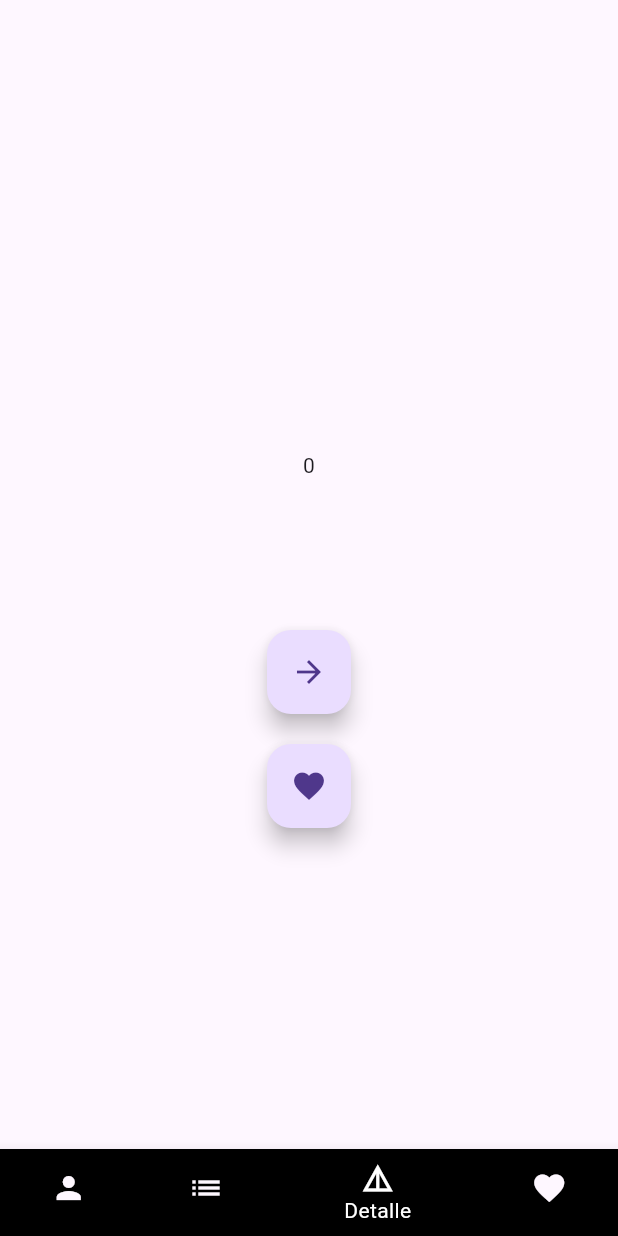
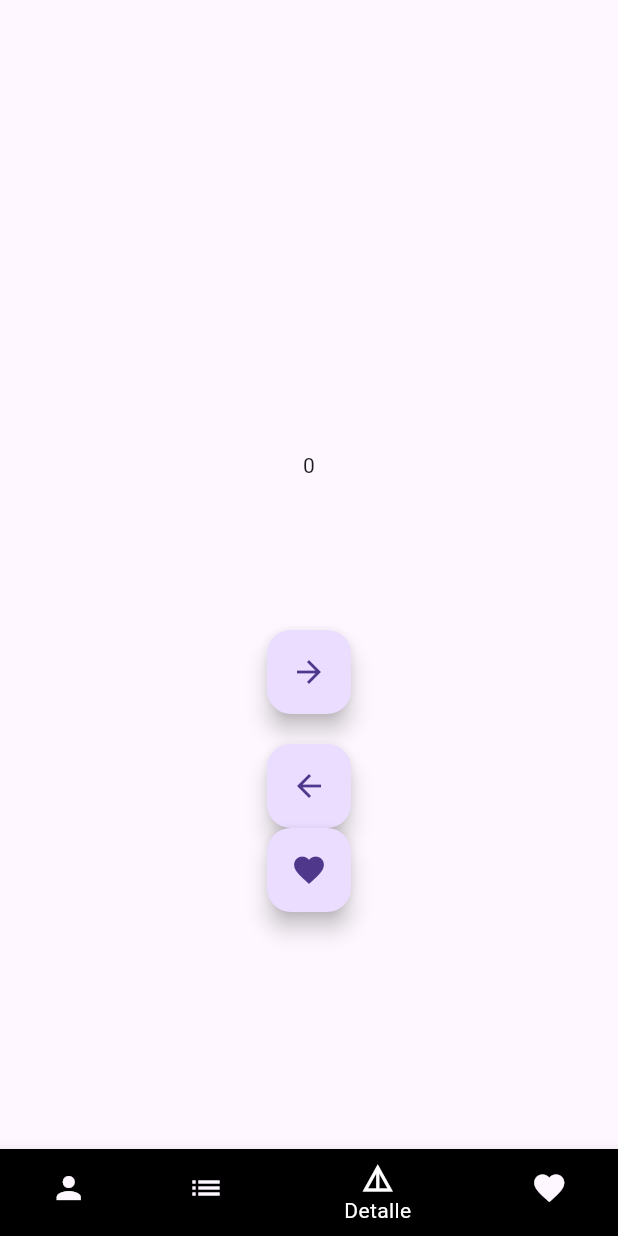
Before and after one commit to arturocev/tareaFlutter2, a Flutter app: the screen it shows after launch, item 3 of the bottom bar chosen, after a tap on the "arrow forward" icon, on a phone screen of 412 x 824 dp. Run offline on Flutter 3.47's test engine with Material 3 defaults, Android fonts, the phone set to English and light mode, and no system bars; network calls fail.

Commit message:
Avances pantalla detalle

```diff
--- a/lib/detalle.dart
+++ b/lib/detalle.dart
@@ -73,9 +73,13 @@ class _detalleAppState extends State<detalleApp> {
         nombrePersonaje = personaje.name;
       }
     }
+    if (siNo == true) {
+      idPersonaje++;
+    } else {
+      idPersonaje--;
+    }
     esFavorito();
     texto = Text("$nombrePersonaje: $generoPersonaje");
-    idPersonaje++;
     setState(() {});
   }
 
@@ -93,10 +97,17 @@ class _detalleAppState extends State<detalleApp> {
           Padding(padding: const EdgeInsets.only(bottom: 20),
           child: FloatingActionButton(
           onPressed: () {
+            siNo = true;
             personajeSiguiente();
           },
           child: const Icon(Icons.arrow_forward_sharp),
         ),
+        ),
+        FloatingActionButton(onPressed: () {
+          siNo = false;
+          personajeSiguiente();
+        },
+        child: const Icon(Icons.arrow_back_sharp),
         ),
         FloatingActionButton(onPressed: () {
           if (index == 0) {
@@ -109,7 +120,7 @@ class _detalleAppState extends State<detalleApp> {
           });
         },
         foregroundColor: customizations[index].$1,
-        child: Icon(Icons.favorite),
+        child: const Icon(Icons.favorite),
         ),
         ],
       ),
```
